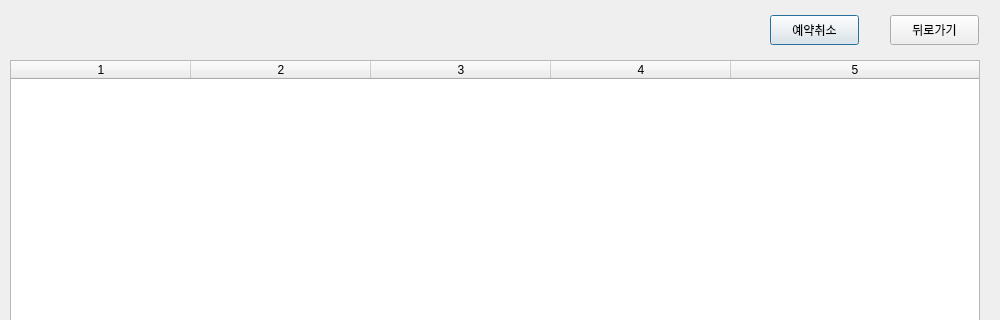
Above: Sodesucar_clnt/reservation.ui from mssung34/Sodesucar before the change; both pictures show x 0 to 1000 and y 0 to 320 of the 1000 by 550 pixel window. Below: the same form after it.
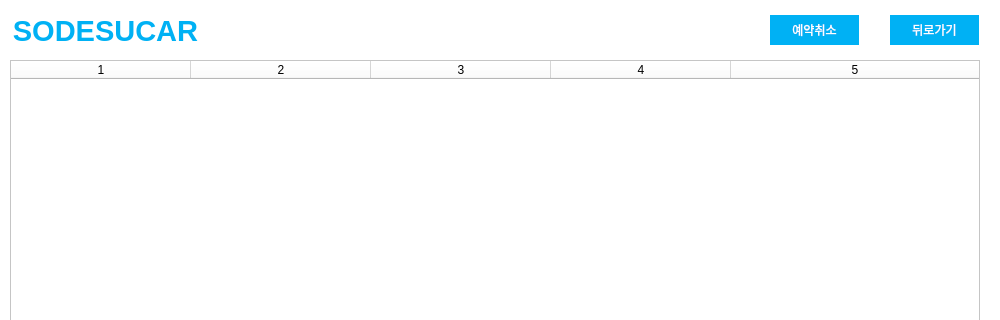
That is the form after the change.

What changed in the file:
```diff
--- a/Sodesucar_clnt/reservation.ui
+++ b/Sodesucar_clnt/reservation.ui
@@ -13,6 +13,9 @@
   <property name="windowTitle">
    <string>Dialog</string>
   </property>
+  <property name="styleSheet">
+   <string notr="true">background-color: rgb(255, 255, 255);</string>
+  </property>
   <widget class="QTableWidget" name="list">
    <property name="geometry">
     <rect>
@@ -49,6 +52,18 @@
      <height>30</height>
     </rect>
    </property>
+   <property name="styleSheet">
+    <string notr="true">QPushButton{
+	background-color: rgb(0, 177, 244);
+	color: rgb(255, 255, 255);
+    border:none
+}
+QPushButton:hover{
+	background-color: rgb(255, 255, 255);
+	color: rgb(0, 177, 244);
+   border:none
+}</string>
+   </property>
    <property name="text">
     <string>예약취소</string>
    </property>
@@ -62,10 +77,48 @@
      <height>30</height>
     </rect>
    </property>
+   <property name="styleSheet">
+    <string notr="true">QPushButton{
+	background-color: rgb(0, 177, 244);
+	color: rgb(255, 255, 255);
+    border:none
+}
+QPushButton:hover{
+	background-color: rgb(255, 255, 255);
+	color: rgb(0, 177, 244);
+   border:none
+}</string>
+   </property>
    <property name="text">
     <string>뒤로가기</string>
    </property>
   </widget>
+  <widget class="QLabel" name="label_3">
+   <property name="geometry">
+    <rect>
+     <x>10</x>
+     <y>10</y>
+     <width>191</width>
+     <height>41</height>
+    </rect>
+   </property>
+   <property name="font">
+    <font>
+     <pointsize>22</pointsize>
+     <weight>75</weight>
+     <bold>true</bold>
+    </font>
+   </property>
+   <property name="styleSheet">
+    <string notr="true">color: rgb(0, 177, 244);</string>
+   </property>
+   <property name="text">
+    <string>SODESUCAR</string>
+   </property>
+   <property name="alignment">
+    <set>Qt::AlignCenter</set>
+   </property>
+  </widget>
  </widget>
  <resources/>
  <connections/>
```
